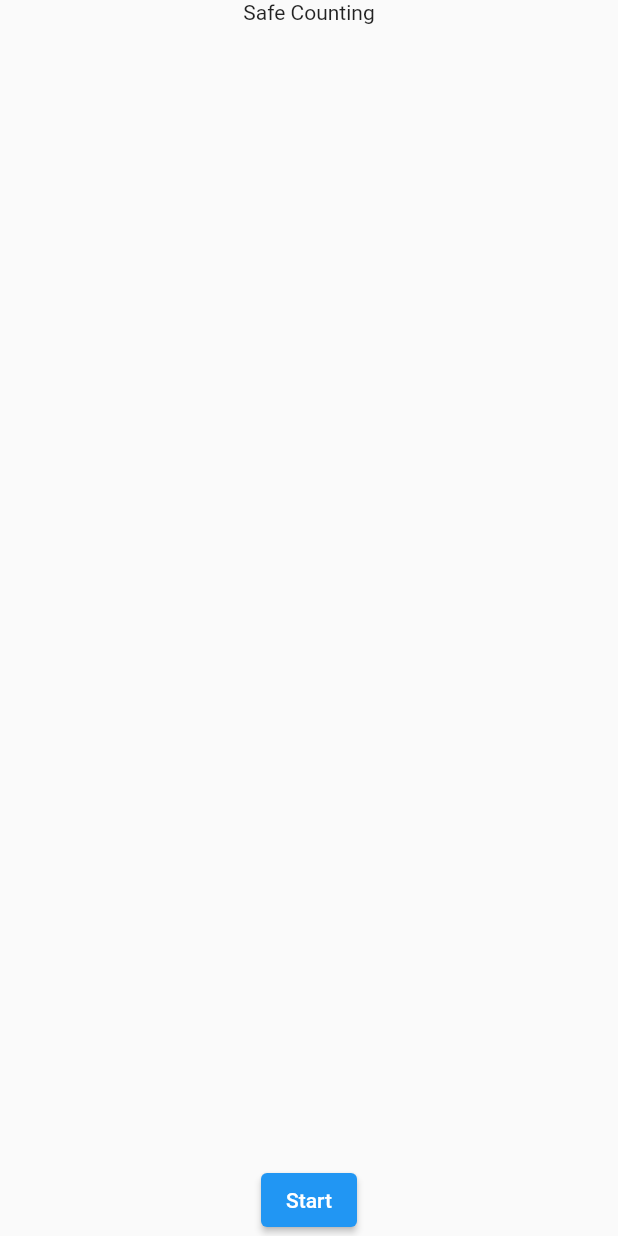
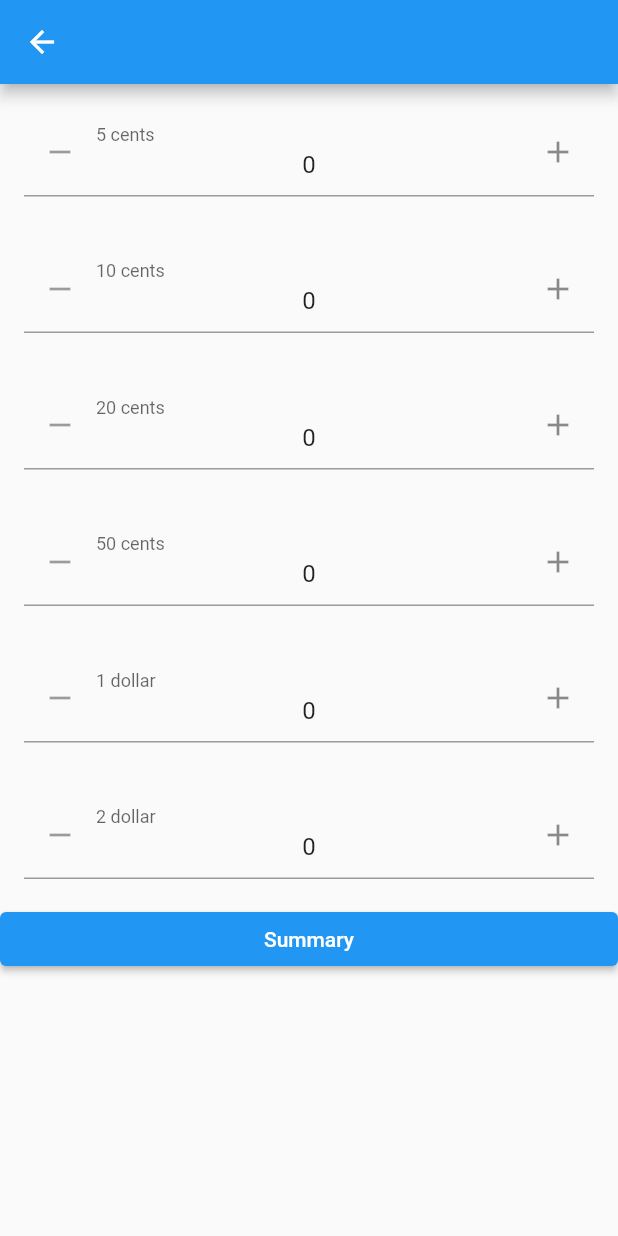
Before and after one commit to G-Tang2/g-tang2.github.io, a Flutter app: the SafePage screen opened by its route, on a phone screen of 412 x 824 dp. Run offline on Flutter 3.47's test engine with Material 2 defaults, Android fonts, the phone set to English and light mode, and no system bars; drawn by our look-alikes of flutter_spinbox.

Commit message:
Safe page coin input and summary page

```diff
--- a/lib/main.dart
+++ b/lib/main.dart
@@ -1,5 +1,6 @@
 import 'package:app/page/home.dart';
 import 'package:app/page/safe.dart';
+import 'package:app/page/summary.dart';
 import 'package:app/provider/safe_provider.dart';
 import 'package:flutter/material.dart';
 import 'package:provider/provider.dart';
@@ -23,6 +24,7 @@
         routes: {
           '/': (context) => const HomePage(),
           '/safe': (context) => const SafePage(),
+          '/summary': (context) => const SummaryPage(),
         });
   }
 }
--- a/lib/page/home.dart
+++ b/lib/page/home.dart
@@ -17,13 +17,14 @@ class _HomePageState extends State<HomePage> {
 
   @override
   Widget build(BuildContext context) => Scaffold(
-          body: Center(
+      appBar: AppBar(),
+      body: Center(
         child: Column(
           children: [
             const Expanded(child: Text('Cash Counting')),
             ElevatedButton(
                 onPressed: () {
-                  Navigator.pushReplacementNamed(context, '/safe');
+                  Navigator.pushNamed(context, '/safe');
                 },
                 child: const Text('Start'))
           ],
--- a/lib/page/safe.dart
+++ b/lib/page/safe.dart
@@ -1,4 +1,8 @@
+import 'package:app/provider/safe_provider.dart';
+import 'package:app/widget/horizontal_spinbox.dart';
 import 'package:flutter/material.dart';
+import 'package:flutter_spinbox/flutter_spinbox.dart';
+import 'package:provider/src/provider.dart';
 
 class SafePage extends StatefulWidget {
   const SafePage({Key? key}) : super(key: key);
@@ -15,17 +19,23 @@ class _SafePageState extends State<SafePage> {
 
   @override
   Widget build(BuildContext context) => Scaffold(
-          body: Center(
-        child: Column(
-          children: [
-            const Expanded(child: Text('Safe Counting')),
-            ElevatedButton(onPressed: () {}, child: const Text('Start'))
-          ],
-        ),
-      ));
+      appBar: AppBar(),
+      body: Scrollbar(
+          child: ListView(children: [
+        HorizontalSpinBox(0, '5 cents'),
+        HorizontalSpinBox(1, '10 cents'),
+        HorizontalSpinBox(2, '20 cents'),
+        HorizontalSpinBox(3, '50 cents'),
+        HorizontalSpinBox(4, '1 dollar'),
+        HorizontalSpinBox(5, '2 dollar'),
+        ElevatedButton(
+            onPressed: () {
+              Navigator.pushNamed(context, '/summary');
+            },
+            child: const Text('Summary'))
+      ])));
 
   //  void handleClick() {
   //    Navigator.pushNamed(context, SafePage.route);
   //  }
-
 }
--- a/lib/widget/horizontal_spinbox.dart
+++ b/lib/widget/horizontal_spinbox.dart
@@ -1,17 +1,28 @@
+import 'package:app/provider/safe_provider.dart';
 import 'package:flutter/material.dart';
 import 'package:flutter_spinbox/flutter_spinbox.dart';
+import 'package:provider/src/provider.dart';
 
 class HorizontalSpinBox extends StatelessWidget {
-  const HorizontalSpinBox({Key? key}) : super(key: key);
+  int i;
+  String label;
+  double value = 0;
+
+  HorizontalSpinBox(this.i, this.label, {Key? key}) : super(key: key);
 
   @override
   Widget build(BuildContext context) {
     return Padding(
       child: SpinBox(
-        value: 10,
-        decoration: const InputDecoration(labelText: 'Basic'),
+        value: context.watch<SafeModel>().get(i),
+        decoration: InputDecoration(labelText: label),
+        onChanged: (value) => {updateValue(context, value)},
       ),
       padding: const EdgeInsets.all(16),
     );
   }
+
+  void updateValue(BuildContext context, double value) {
+    context.read<SafeModel>().set(i, value);
+  }
 }
```
Also changed, not shown: lib/page/summary.dart (added, +36 -0 lines), lib/provider/safe_provider.dart (+5 -15 lines).
